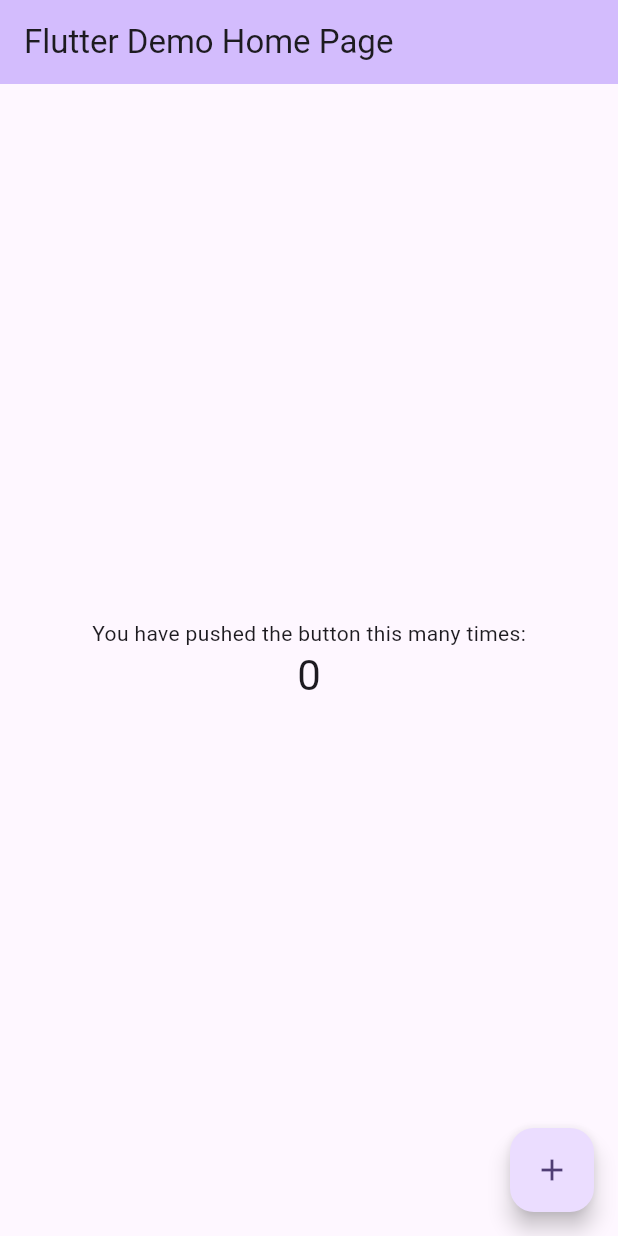
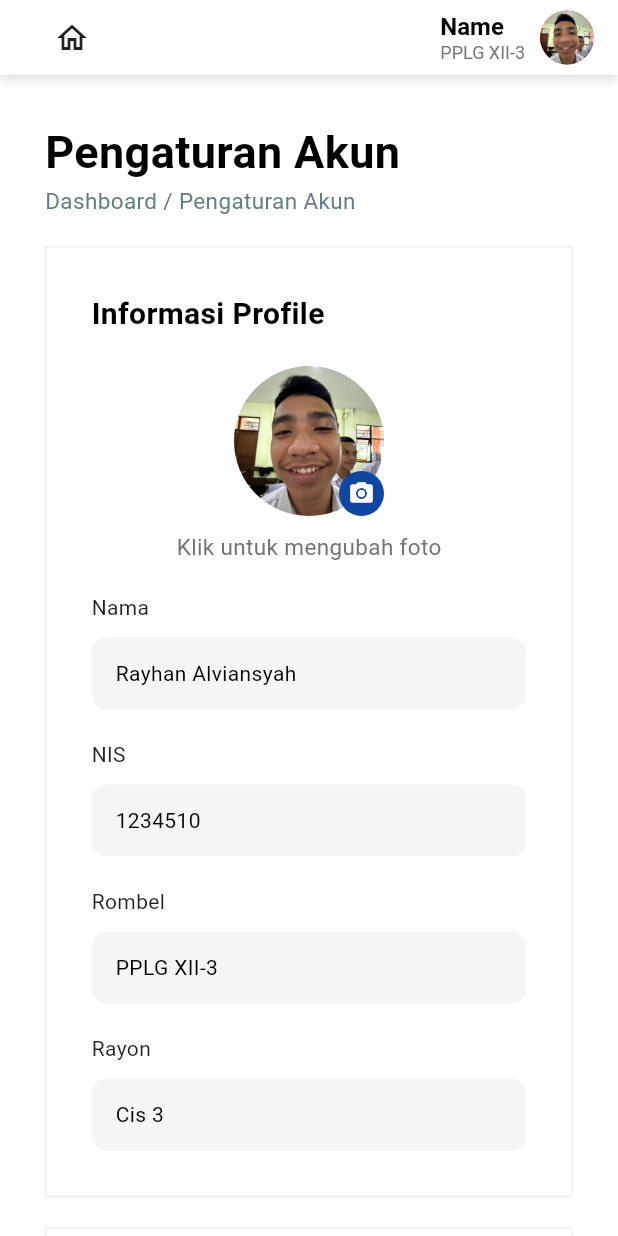
Before and after one commit to RayhanAlviansyah/Flutter_jurnalku_to_mobile, a Flutter app: the screen it shows after launch, on a phone screen of 412 x 824 dp. Run offline on Flutter 3.47's test engine with Material 3 defaults, Android fonts, the phone set to English and light mode, and no system bars.

Commit message:
update setting

```diff
--- a/lib/main.dart
+++ b/lib/main.dart
@@ -1,4 +1,5 @@
 import 'package:flutter/material.dart';
+import 'package:projek_jurnalku_to_mobile/setting_account.dart';
 
 void main() {
   runApp(const MyApp());
@@ -12,111 +13,8 @@ class MyApp extends StatelessWidget {
   Widget build(BuildContext context) {
     return MaterialApp(
       title: 'Flutter Demo',
-      theme: ThemeData(
-        // This is the theme of your application.
-        //
-        // TRY THIS: Try running your application with "flutter run". You'll see
-        // the application has a purple toolbar. Then, without quitting the app,
-        // try changing the seedColor in the colorScheme below to Colors.green
-        // and then invoke "hot reload" (save your changes or press the "hot
-        // reload" button in a Flutter-supported IDE, or press "r" if you used
-        // the command line to start the app).
-        //
-        // Notice that the counter didn't reset back to zero; the application
-        // state is not lost during the reload. To reset the state, use hot
-        // restart instead.
-        //
-        // This works for code too, not just values: Most code changes can be
-        // tested with just a hot reload.
-        colorScheme: ColorScheme.fromSeed(seedColor: Colors.deepPurple),
-      ),
-      home: const MyHomePage(title: 'Flutter Demo Home Page'),
+      debugShowCheckedModeBanner: false,
+      home:  SettingAccount(),
     );
   }
 }
-
-class MyHomePage extends StatefulWidget {
-  const MyHomePage({super.key, required this.title});
-
-  // This widget is the home page of your application. It is stateful, meaning
-  // that it has a State object (defined below) that contains fields that affect
-  // how it looks.
-
-  // This class is the configuration for the state. It holds the values (in this
-  // case the title) provided by the parent (in this case the App widget) and
-  // used by the build method of the State. Fields in a Widget subclass are
-  // always marked "final".
-
-  final String title;
-
-  @override
-  State<MyHomePage> createState() => _MyHomePageState();
-}
-
-class _MyHomePageState extends State<MyHomePage> {
-  int _counter = 0;
-
-  void _incrementCounter() {
-    setState(() {
-      // This call to setState tells the Flutter framework that something has
-      // changed in this State, which causes it to rerun the build method below
-      // so that the display can reflect the updated values. If we changed
-      // _counter without calling setState(), then the build method would not be
-      // called again, and so nothing would appear to happen.
-      _counter++;
-    });
-  }
-
-  @override
-  Widget build(BuildContext context) {
-    // This method is rerun every time setState is called, for instance as done
-    // by the _incrementCounter method above.
-    //
-    // The Flutter framework has been optimized to make rerunning build methods
-    // fast, so that you can just rebuild anything that needs updating rather
-    // than having to individually change instances of widgets.
-    return Scaffold(
-      appBar: AppBar(
-        // TRY THIS: Try changing the color here to a specific color (to
-        // Colors.amber, perhaps?) and trigger a hot reload to see the AppBar
-        // change color while the other colors stay the same.
-        backgroundColor: Theme.of(context).colorScheme.inversePrimary,
-        // Here we take the value from the MyHomePage object that was created by
-        // the App.build method, and use it to set our appbar title.
-        title: Text(widget.title),
-      ),
-      body: Center(
-        // Center is a layout widget. It takes a single child and positions it
-        // in the middle of the parent.
-        child: Column(
-          // Column is also a layout widget. It takes a list of children and
-          // arranges them vertically. By default, it sizes itself to fit its
-          // children horizontally, and tries to be as tall as its parent.
-          //
-          // Column has various properties to control how it sizes itself and
-          // how it positions its children. Here we use mainAxisAlignment to
-          // center the children vertically; the main axis here is the vertical
-          // axis because Columns are vertical (the cross axis would be
-          // horizontal).
-          //
-          // TRY THIS: Invoke "debug painting" (choose the "Toggle Debug Paint"
-          // action in the IDE, or press "p" in the console), to see the
-          // wireframe for each widget.
-          mainAxisAlignment: MainAxisAlignment.center,
-          children: <Widget>[
-            const Text('You have pushed the button this many times:'),
-            Text(
-              '$_counter',
-              style: Theme.of(context).textTheme.headlineMedium,
-            ),
-          ],
-        ),
-      ),
-      floatingActionButton: FloatingActionButton(
-        onPressed: _incrementCounter,
-        tooltip: 'Increment',
-        child: const Icon(Icons.add),
-      ), // This trailing comma makes auto-formatting nicer for build methods.
-    );
-  }
-}
--- /dev/null
+++ b/lib/setting_account.dart
@@ -0,0 +1,383 @@
+import 'package:flutter/material.dart';
+
+class ReadonlyInput extends StatefulWidget {
+  final String value;
+  const ReadonlyInput({super.key, required this.value});
+
+  @override
+  State<ReadonlyInput> createState() => _ReadonlyInputState();
+}
+
+class _ReadonlyInputState extends State<ReadonlyInput> {
+  bool isHover = false;
+
+  @override
+  Widget build(BuildContext context) {
+    return MouseRegion(
+      cursor: SystemMouseCursors.forbidden,
+      onEnter: (_) => setState(() => isHover = true),
+      onExit: (_) => setState(() => isHover = false),
+      child: Container(
+        width: double.infinity,
+        padding: EdgeInsets.symmetric(horizontal: 16, vertical: 14),
+        decoration: BoxDecoration(
+          color: isHover ? Colors.grey.shade300 : Colors.grey.shade100,
+          borderRadius: BorderRadius.circular(10),
+        ),
+        child: Text(
+          widget.value,
+          style: TextStyle(fontSize: 14, color: Colors.black),
+        ),
+      ),
+    );
+  }
+}
+
+
+
+
+class SettingAccount extends StatelessWidget {
+  const SettingAccount({super.key});
+
+  @override
+  Widget build(BuildContext context) {
+    return Scaffold(
+      backgroundColor: Colors.white,
+      appBar: PreferredSize(
+  preferredSize: Size.fromHeight(50),
+  child: Container(
+    decoration: BoxDecoration(
+      color: Colors.white,
+      boxShadow: [
+        BoxShadow(
+          color: Colors.black12,
+          blurRadius: 6,
+          offset: Offset(0, 3),
+        ),
+      ],
+    ),
+    child:  AppBar(
+        backgroundColor: Colors.white,
+        elevation: 0,
+        automaticallyImplyLeading: false,
+        title: Row(
+          children: [
+            Padding(padding: EdgeInsetsGeometry.all(10)),
+            Icon(Icons.home_outlined, color: Colors.black87),
+            SizedBox(width: 12),
+
+            Spacer(),
+
+            // Name + Class
+            Column(
+              crossAxisAlignment: CrossAxisAlignment.start,
+              children: [
+                Text(
+                  'Name',
+                  style: TextStyle(
+                    fontSize: 16,
+                    fontWeight: FontWeight.w600,
+                    color: Colors.black,
+                  ),
+                ),
+
+                Text(
+                  'PPLG XII-3',
+                  style:
+                  TextStyle(
+                    fontSize: 12,
+                    color: Colors.grey[600],
+                  ),
+                )
+              ],
+            ),
+
+            SizedBox(width: 10),
+
+            CircleAvatar(
+              radius: 18,
+              backgroundColor: Colors.red,
+              backgroundImage: AssetImage('assets/images/profile.jpg'),
+            ),
+          ],
+        ),
+      ),
+  ),
+),
+
+
+      body:SingleChildScrollView(
+        child: Padding(
+          padding: EdgeInsetsGeometry.all(30),
+          child: Column(
+            crossAxisAlignment: CrossAxisAlignment.start,
+            children: [
+              Text('Pengaturan Akun',
+              style: TextStyle(
+                fontSize: 30,
+                fontWeight: FontWeight.w600,
+                color: Colors.black,
+              ),
+              ),
+
+            Text('Dashboard / Pengaturan Akun',
+              style: TextStyle(
+                fontSize: 15,
+                color: Colors.blueGrey,
+              ),
+              ),
+
+              SizedBox(height: 20),
+
+              Container(
+                padding: EdgeInsets.all(30),
+                width: double.infinity,
+                decoration: BoxDecoration(
+                  color: Colors.white,
+                  border: Border.all(
+                    color: Colors.grey.shade200,
+                    width: 1,
+                  ),
+                ),
+                child: Column(
+                  crossAxisAlignment: CrossAxisAlignment.start,
+                  children: [
+                    Text('Informasi Profile',
+                    style:
+                    TextStyle(
+                      fontSize:20,
+                      fontWeight: FontWeight.w600,
+                      color: Colors.black,
+                    ),
+                    ),
+
+                    SizedBox(height: 20),
+                      Center(
+                        child: Stack(
+                          children: [
+                            CircleAvatar(
+                              radius: 50,
+                              backgroundColor: Colors.white,
+                              backgroundImage: AssetImage('assets/images/profile.jpg'),
+                            ),
+                            Positioned(
+                              bottom: 0,
+                              right: 0,
+                              child: Container(
+                                padding: EdgeInsets.all(6),
+                                decoration: BoxDecoration(
+                                  color: Colors.blue[900],
+                                  shape: BoxShape.circle,
+                                ),
+                                child: Icon(
+                                  Icons.camera_alt,
+                                  color: Colors.white,
+                                  size: 18,
+                                ),
+                              ),
+                            ),
+                          ],
+                        ),
+                      ),
+
+                      SizedBox(height: 10),
+
+                      Center(
+                        child: Text(
+                          'Klik untuk mengubah foto',
+                          style: TextStyle(
+                            fontSize: 15,
+                            color: Colors.grey[600],
+                          ),
+                        ),
+                      ),
+
+                    SizedBox(height: 20),
+
+                    Container(
+                      child: Column(
+                        crossAxisAlignment: CrossAxisAlignment.start,
+                        children: [
+                        Text('Nama',
+                        style: TextStyle(fontSize: 14, color: Colors.black87),),
+
+                        SizedBox(height: 10),
+
+                        ReadonlyInput(value: "Rayhan Alviansyah"),
+                      ]),
+                    ),
+
+                    SizedBox(height: 20),
+
+                    Container(
+                      child: Column(
+                        crossAxisAlignment: CrossAxisAlignment.start,
+                        children: [
+                        Text('NIS',
+                        style: TextStyle(fontSize: 14, color: Colors.black87),),
+
+                        SizedBox(height: 10),
+
+                        ReadonlyInput(value: "1234510"),
+                      ]),
+                    ),
+
+                    SizedBox(height: 20),
+
+                    Container(
+                      child: Column(
+                        crossAxisAlignment: CrossAxisAlignment.start,
+                        children: [
+                        Text('Rombel',
+                        style: TextStyle(fontSize: 14, color: Colors.black87),),
+
+                        SizedBox(height: 10),
+
+                        ReadonlyInput(value: "PPLG XII-3"),
+                      ]),
+                    ),
+
+                    SizedBox(height: 20),
+
+                    Container(
+                      child: Column(
+                        crossAxisAlignment: CrossAxisAlignment.start,
+                        children: [
+                        Text('Rayon',
+                        style: TextStyle(fontSize: 14, color: Colors.black87),),
+
+                        SizedBox(height: 10),
+
+                        ReadonlyInput(value: "Cis 3"),
+                      ]),
+                    ),
+                  ],
+                ),
+              ),
+
+              SizedBox(height: 20),
+
+                  Container(
+                    padding: EdgeInsets.all(30),
+                      width: double.infinity,
+                      decoration: BoxDecoration(
+                        color: Colors.white,
+                        border: Border.all(
+                          color: Colors.grey.shade200,
+                          width: 1,
+                          ),
+                        ),
+
+                        child: Column(
+                          crossAxisAlignment: CrossAxisAlignment.start,
+                          children: [
+                            Text('Ubah kata Sandi',
+                            style:
+                            TextStyle(
+                              fontSize:20,
+                              fontWeight: FontWeight.w600,
+                              color: Colors.black,
+                            ),
+                            ),
+
+                            SizedBox(height: 20),
+
+                            Container(
+                              child: Column(
+                                crossAxisAlignment: CrossAxisAlignment.start,
+                                children: [
+                                  Text(
+                                    'kata sandi lama',
+                                    style: TextStyle(fontSize: 14, color: Colors.black87),
+                                  ),
+
+                                  SizedBox(height: 10),
+
+                                TextFormField(
+                                  obscureText: true,
+                                  decoration: InputDecoration(
+                                    hintText: "Masukkan password",
+                                    hintStyle: TextStyle(color: Colors.grey),
+                                    filled: true,
+                                    fillColor: Colors.grey.shade100,
+                                    contentPadding: EdgeInsets.symmetric(horizontal: 16, vertical: 14),
+                                    border: OutlineInputBorder(
+                                      borderRadius: BorderRadius.circular(10),
+                                      borderSide: BorderSide.none,
+                                    ),
+                                    suffixIcon: Icon(Icons.visibility_outlined, color: Colors.grey),
+                                  ),
+                                ),
+
+                                Text('Masukan Kata Sandi Lama Anda',
+                                style: TextStyle(
+                                  fontSize: 12,
+                                  color: Colors.grey[600],
+                                ),)
+
+                                ],
+                              ),
+                            ),
+
+                            SizedBox(height: 20),
+
+
+                            Container(
+                              child: Column(
+                                crossAxisAlignment: CrossAxisAlignment.start,
+                                children: [
+                                  Text(
+                                    'kata sandi Baru',
+                                    style: TextStyle(fontSize: 14, color: Colors.black87),
+                                  ),
+
+                                  SizedBox(height: 10),
+
+                                TextFormField(
+                                  obscureText: true,
+                                  decoration: InputDecoration(
+                                    hintText: "Masukkan password",
+                                    hintStyle: TextStyle(color: Colors.grey),
+                                    filled: true,
+                                    fillColor: Colors.grey.shade100,
+                                    contentPadding: EdgeInsets.symmetric(horizontal: 16, vertical: 14),
+                                    border: OutlineInputBorder(
+                                      borderRadius: BorderRadius.circular(10),
+                                      borderSide: BorderSide.none,
+                                    ),
+                                    suffixIcon: Icon(Icons.visibility_outlined, color: Colors.grey),
+                                  ),
+                                ),
+                                ],
+                              ),
+                            ),
+
+                            SizedBox(height: 20),
+
+                          SizedBox(
+                            width: double.infinity,
+                            child: ElevatedButton(
+                              onPressed: () {},
+                              style: ElevatedButton.styleFrom(
+                                backgroundColor: Colors.blue[900],
+                                shape: RoundedRectangleBorder(
+                                  borderRadius: BorderRadius.circular(5),
+                                ),
+                                padding: EdgeInsets.symmetric(vertical: 16), // biar lebih enak dilihat
+                              ),
+                              child: Text(
+                                'Simpan Perubahan',
+                                style: TextStyle(color: Colors.white),
+                              ),
+                            ),
+                          )
+                          ],
+                        ),
+                    ),
+            ],
+          ),
+        ),
+      ),
+    );
+  }
+}
--- a/pubspec.yaml
+++ b/pubspec.yaml
@@ -58,7 +58,8 @@ flutter:
   uses-material-design: true
 
   # To add assets to your application, add an assets section, like this:
-  # assets:
+  assets:
+    - assets/images/
   #   - images/a_dot_burr.jpeg
   #   - images/a_dot_ham.jpeg
 
```
Also changed, not shown: assets/images/profile.jpg (added).
